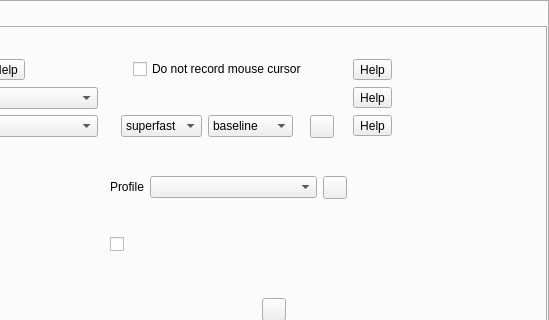
Before: the Qt Designer form src/formMainWindow.ui in vkohaupt/vokoscreenNG, drawn with Qt 5; both pictures show x 301 to 850 and y 0 to 320 of the 850 by 560 pixel window.
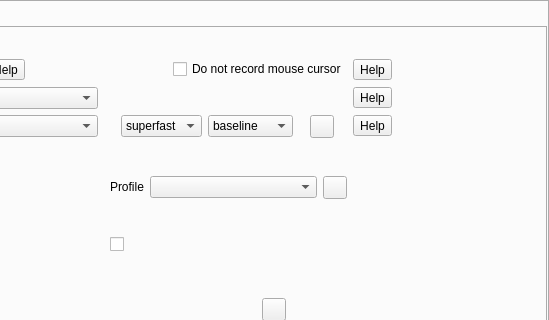
After: the same form once the commit is applied. The open tabs and pages were chosen to show the change. Icons and pictures are not drawn.

Patch:
```diff
--- a/src/formMainWindow.ui
+++ b/src/formMainWindow.ui
@@ -1617,19 +1617,6 @@
                       </property>
                      </widget>
                     </item>
-                    <item>
-                     <spacer name="horizontalSpacer_18">
-                      <property name="orientation">
-                       <enum>Qt::Horizontal</enum>
-                      </property>
-                      <property name="sizeHint" stdset="0">
-                       <size>
-                        <width>40</width>
-                        <height>20</height>
-                       </size>
-                      </property>
-                     </spacer>
-                    </item>
                    </layout>
                   </item>
                  </layout>
```
Left out of the diff: 2 changed lines with no effect on the pictures.
